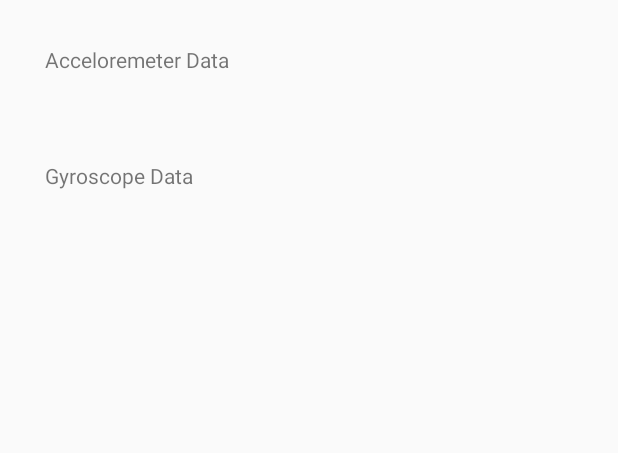
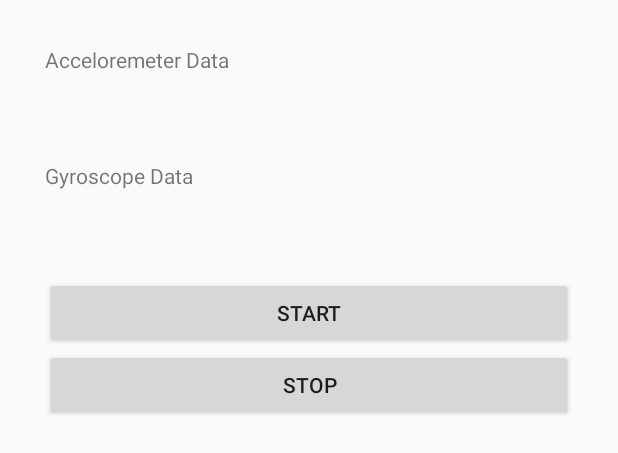
Before and after one commit to mehedirahman01/CSE299-Group04-Lift-and-Staircase-Detection, an Android app: the layout activity_main.xml on its own in the app's theme, with its tools: preview values and no code run, on a phone screen of 412 x 824 dp. Shown: the top 453 px of the screen. Run offline under Robolectric (Android 15) with nearby library versions, the phone set to English and light mode, and no system bars.

```diff
--- a/SensorData/app/src/main/AndroidManifest.xml
+++ b/SensorData/app/src/main/AndroidManifest.xml
@@ -20,4 +20,8 @@
         </activity>
     </application>
 
+    <uses-permission android:name="android.permission.WRITE_EXTERNAL_STORAGE" />
+    <uses-permission android:name="android.permission.STORAGE" />
+    <uses-permission android:name="android.permission.READ_EXTERNAL_STORAGE" />
+
 </manifest>
--- a/SensorData/app/src/main/res/layout/activity_main.xml
+++ b/SensorData/app/src/main/res/layout/activity_main.xml
@@ -55,4 +55,21 @@
         android:layout_height="wrap_content"
         android:id="@+id/zGyroValue"
         android:layout_below="@id/yGyroValue"/>
+
+
+    <Button
+        android:layout_width="match_parent"
+        android:layout_height="wrap_content"
+        android:id="@+id/buttonStart"
+        android:enabled="true"
+        android:text="Start" />
+
+    <Button
+        android:layout_width="match_parent"
+        android:layout_height="wrap_content"
+        android:id="@+id/buttonStop"
+        android:enabled="true"
+        android:text="Stop" />
+
+
 </LinearLayout>
--- a/SensorData/build.gradle
+++ b/SensorData/build.gradle
@@ -7,7 +7,7 @@ buildscript {
 
     }
     dependencies {
-        classpath 'com.android.tools.build:gradle:3.5.1'
+        classpath 'com.android.tools.build:gradle:3.5.2'
 
         // NOTE: Do not place your application dependencies here; they belong
         // in the individual module build.gradle files
```
Also changed, not shown: SensorData/app/src/main/java/com/example/sensordata/MainActivity.java (+84 -47 lines).
